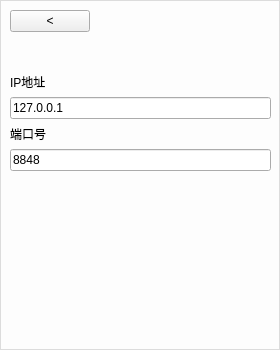
First picture: the form in proxy_setting.ui, repository HarvdISHERE/IMClient, before the edit.
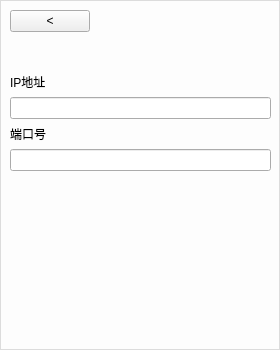
Second picture: the form after the edit.

```diff
--- a/proxy_setting.ui
+++ b/proxy_setting.ui
@@ -88,7 +88,7 @@
     <item>
      <widget class="QLineEdit" name="ip">
       <property name="text">
-       <string>127.0.0.1</string>
+       <string/>
       </property>
      </widget>
     </item>
@@ -102,7 +102,7 @@
     <item>
      <widget class="QLineEdit" name="port">
       <property name="text">
-       <string>8848</string>
+       <string/>
       </property>
      </widget>
     </item>
```
